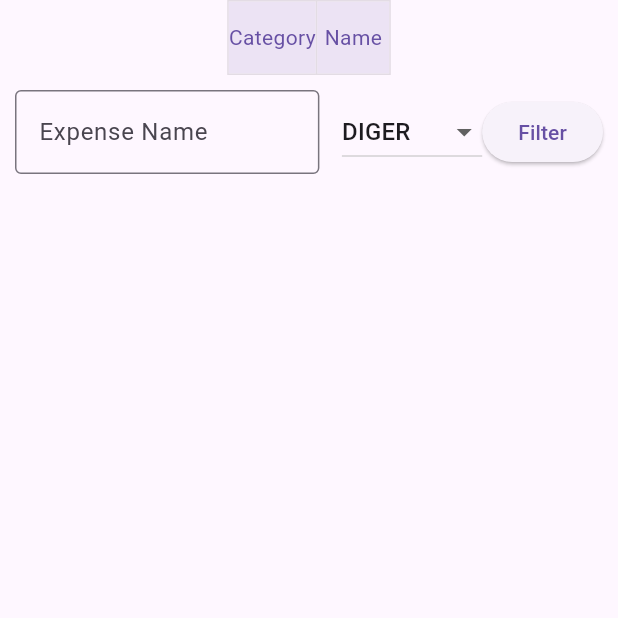
After one commit to omerfaruksomay/expense_tracker, a Flutter app: the FilterScreen screen opened directly, after a tap on "Category", after a tap on "Name", on a phone screen of 412 x 824 dp, the top half of it. The commit adds this screen. Run offline on Flutter 3.47's test engine with Material 2 defaults, Android fonts, the phone set to English and light mode, and no system bars; our stand-ins replace flutter_slidable, hive, hive_flutter, syncfusion_flutter_datepicker; accounts and stored records are empty.

Commit message:
filter screen updated

```diff
--- a/lib/models/expense.dart
+++ b/lib/models/expense.dart
@@ -67,6 +67,7 @@ const categoryName = {
 };
 
 //dummy data
+//utcsiz
 
 List<Expense> dummyExpenses = [
   Expense(
--- a/lib/screens/add_expense.dart
+++ b/lib/screens/add_expense.dart
@@ -40,6 +40,8 @@ class _AddExpenseScreenState extends State<AddExpenseScreen> {
     setState(() {
       _selectedDate = pickedDate;
     });
+    print(pickedDate);
+    print(DateTime.utc(2023, 07, 21));
   }
 
   _addExpense() async {
--- a/lib/screens/filters_screen.dart
+++ b/lib/screens/filters_screen.dart
@@ -1,79 +1,49 @@
 import 'package:expense_tracker/widgets/category_filter.dart';
-import 'package:expense_tracker/widgets/date_filter.dart';
+import 'package:expense_tracker/widgets/name_category_filter.dart';
 import 'package:expense_tracker/widgets/name_filter.dart';
 import 'package:flutter/material.dart';
 
-import 'package:hive_flutter/adapters.dart';
-
-import '../models/expense.dart';
-
-class FiltersScreen extends StatefulWidget {
-  const FiltersScreen({super.key});
+class FilterScreen extends StatefulWidget {
+  const FilterScreen({super.key});
 
   @override
-  State<FiltersScreen> createState() => _FiltersScreenState();
+  State<FilterScreen> createState() => _ToggleFilterState();
 }
 
-class _FiltersScreenState extends State<FiltersScreen> {
-  var _filterIdentifier;
+class _ToggleFilterState extends State<FilterScreen> {
+  final List<Widget> filters = <Widget>[
+    const Text('Category'),
+    const Text('Name'),
+  ];
+
+  final List<bool> _selectedFilters = <bool>[false, false];
 
   @override
   Widget build(BuildContext context) {
-    Widget content = Row();
+    Widget content = const Row();
 
-    if (_filterIdentifier == 'category') {
-      // print(_filterIdentifier);
+    if (_selectedFilters[0] == true && _selectedFilters[1] == false) {
       content = const CategoryFilter();
-    }
-    if (_filterIdentifier == 'name') {
-      content = NameFilter();
-    }
-    if (_filterIdentifier == 'date') {
-      content = DateFilter();
+    } else if (_selectedFilters[0] == false && _selectedFilters[1] == true) {
+      content = const NameFilter();
+    } else if (_selectedFilters[0] == true && _selectedFilters[1] == true) {
+      content = const NameAndCategoryFilter();
     }
 
     return Scaffold(
-      body: Container(
-        margin: const EdgeInsets.only(left: 5),
+      body: Center(
         child: Column(
           children: [
-            Row(
-              mainAxisAlignment: MainAxisAlignment.spaceEvenly,
-              children: [
-                SizedBox(
-                  width: 120,
-                  child: FilledButton(
-                    onPressed: () {
-                      setState(() {
-                        _filterIdentifier = 'category';
-                      });
-                    },
-                    child: const Text('Category'),
-                  ),
-                ),
-                SizedBox(
-                  width: 120,
-                  child: FilledButton(
-                    onPressed: () {
-                      setState(() {
-                        _filterIdentifier = 'name';
-                      });
-                    },
-                    child: const Text('Name'),
-                  ),
-                ),
-                SizedBox(
-                  width: 120,
-                  child: FilledButton(
-                    onPressed: () {
-                      setState(() {
-                        _filterIdentifier = 'date';
-                      });
-                    },
-                    child: const Text('Date'),
-                  ),
-                ),
-              ],
+            ToggleButtons(
+              direction: Axis.horizontal,
+              onPressed: (index) {
+                setState(() {
+                  _selectedFilters[index] = !_selectedFilters[index];
+                });
+                print(_selectedFilters[index]);
+              },
+              isSelected: _selectedFilters,
+              children: filters,
             ),
             content,
           ],
--- a/lib/screens/settings_screen.dart
+++ b/lib/screens/settings_screen.dart
@@ -6,6 +6,8 @@ class SettingsScreen extends StatefulWidget {
   @override
   State<SettingsScreen> createState() => _SettingsScreenState();
 }
+
+//todo-> tarih formatı
 
 class _SettingsScreenState extends State<SettingsScreen> {
   @override
--- /dev/null
+++ b/lib/widgets/name_category_filter.dart
@@ -0,0 +1,177 @@
+import 'package:flutter/material.dart';
+import 'package:flutter_slidable/flutter_slidable.dart';
+import 'package:hive_flutter/hive_flutter.dart';
+
+import '../models/expense.dart';
+
+class NameAndCategoryFilter extends StatefulWidget {
+  const NameAndCategoryFilter({super.key});
+
+  @override
+  State<NameAndCategoryFilter> createState() => _NameAndCategoryFilterState();
+}
+
+class _NameAndCategoryFilterState extends State<NameAndCategoryFilter> {
+  late final Box expenseBox;
+  String? expenseName;
+  final TextEditingController _nameContoller = TextEditingController();
+
+  Category _selectedCategory = Category.diger;
+  Category? _filteredCategory;
+
+  @override
+  void initState() {
+    super.initState();
+    expenseBox = Hive.box<Expense>('expenses');
+  }
+
+  _deleteExpense(int index) {
+    expenseBox.deleteAt(index);
+    print('İtem Deleted');
+    return ScaffoldMessenger.of(context).showSnackBar(
+      const SnackBar(
+        duration: Duration(seconds: 3),
+        content: Text('Expense deleted !'),
+      ),
+    );
+  }
+
+  @override
+  Widget build(BuildContext context) {
+    return ValueListenableBuilder(
+      valueListenable: expenseBox.listenable(),
+      builder: (context, Box box, child) {
+        Map<dynamic, dynamic> raw = box.toMap();
+
+        List filteredExpenses = [];
+        if (expenseName.toString().trim().toLowerCase().length > 0) {
+          filteredExpenses = raw.values
+              .where((expense) =>
+                  expense.name
+                      .toString()
+                      .trim()
+                      .toLowerCase()
+                      .contains(expenseName.toString().trim().toLowerCase()) &&
+                  expense.category == _filteredCategory)
+              .toList();
+        }
+
+        return Expanded(
+          child: Column(
+            children: [
+              Container(
+                margin: const EdgeInsets.all(10),
+                child: Row(
+                  mainAxisAlignment: MainAxisAlignment.center,
+                  children: [
+                    Expanded(
+                      child: TextField(
+                        controller: _nameContoller,
+                        decoration: const InputDecoration(
+                          border: OutlineInputBorder(),
+                          labelText: 'Expense Name',
+                        ),
+                      ),
+                    ),
+                    const SizedBox(width: 15),
+                    DropdownButton(
+                      value: _selectedCategory,
+                      items: Category.values
+                          .map(
+                            (category) => DropdownMenuItem(
+                              value: category,
+                              child: Text(
+                                category.name.toUpperCase(),
+                              ),
+                            ),
+                          )
+                          .toList(),
+                      onChanged: (value) {
+                        if (value == null) {
+                          return;
+                        }
+                        setState(() {
+                          _selectedCategory = value;
+                        });
+                      },
+                    ),
+                    ElevatedButton(
+                      onPressed: () {
+                        setState(() {
+                          expenseName = _nameContoller.text;
+                          _filteredCategory = _selectedCategory;
+                        });
+                      },
+                      child: Text('Filter'),
+                    )
+                  ],
+                ),
+              ),
+              Expanded(
+                child: ListView.builder(
+                  itemCount: filteredExpenses.length,
+                  itemBuilder: (context, index) {
+                    return Padding(
+                      padding: const EdgeInsets.all(8.0),
+                      child: Stack(
+                        children: [
+                          Positioned.fill(
+                            child: Builder(
+                              builder: (context) => Padding(
+                                padding: const EdgeInsets.symmetric(
+                                    horizontal: 10.0),
+                                child: Container(color: Colors.red),
+                              ),
+                            ),
+                          ),
+                          Slidable(
+                            endActionPane: ActionPane(
+                              motion: const StretchMotion(),
+                              children: [
+                                SlidableAction(
+                                  onPressed: (context) => _deleteExpense(index),
+                                  icon: Icons.delete,
+                                  backgroundColor: Colors.red,
+                                  borderRadius: BorderRadius.circular(10),
+                                ),
+                              ],
+                            ),
+                            child: Container(
+                              padding: const EdgeInsets.all(15),
+                              decoration: BoxDecoration(
+                                  color: Theme.of(context)
+                                      .colorScheme
+                                      .primaryContainer,
+                                  borderRadius: BorderRadius.circular(10)),
+                              child: InkWell(
+                                child: ListTile(
+                                  title: Text(filteredExpenses[index].name),
+                                  subtitle: Text(filteredExpenses[index]
+                                      .amount
+                                      .toString()),
+                                  trailing: Column(
+                                    children: [
+                                      Icon(categoryIcons[
+                                          filteredExpenses[index].category]),
+                                      const SizedBox(height: 5),
+                                      Text(formatter.format(
+                                          filteredExpenses[index].date)),
+                                    ],
+                                  ),
+                                ),
+                              ),
+                            ),
+                          ),
+                        ],
+                      ),
+                    );
+                  },
+                ),
+              ),
+            ],
+          ),
+        );
+      },
+    );
+  }
+}
```
Also changed, not shown: lib/screens/drawer_screen.dart (+4 -3 lines), lib/widgets/date_category_filter.dart (renamed from lib/screens/filter_prac.dart, +4 -4 lines).
